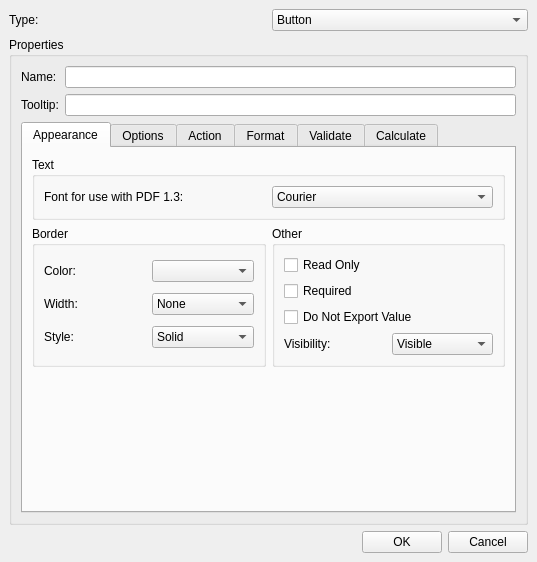
Qt form scribus/ui/annot.ui (scribusproject/scribus) before a commit.
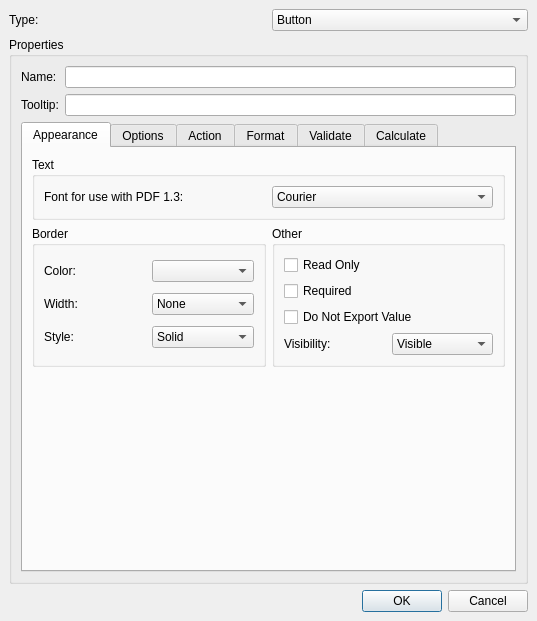
The same form after that commit. Custom widgets are drawn as their Qt base class.

Commit message: QDialogButtonBox migration: Annotations, master page dialog, move page, create range, multiple duplicate and item transform

What changed in the file:
```diff
--- a/scribus/ui/annot.ui
+++ b/scribus/ui/annot.ui
@@ -7,7 +7,7 @@
     <x>0</x>
     <y>0</y>
     <width>537</width>
-    <height>562</height>
+    <height>621</height>
    </rect>
   </property>
   <property name="windowTitle">
@@ -2256,35 +2256,11 @@
     </widget>
    </item>
    <item>
-    <layout class="QHBoxLayout" name="horizontalLayout_2">
-     <item>
-      <spacer name="horizontalSpacer">
-       <property name="orientation">
-        <enum>Qt::Horizontal</enum>
-       </property>
-       <property name="sizeHint" stdset="0">
-        <size>
-         <width>40</width>
-         <height>20</height>
-        </size>
-       </property>
-      </spacer>
-     </item>
-     <item>
-      <widget class="QPushButton" name="PushButton1">
-       <property name="text">
-        <string>OK</string>
-       </property>
-      </widget>
-     </item>
-     <item>
-      <widget class="QPushButton" name="PushButton2">
-       <property name="text">
-        <string>Cancel</string>
-       </property>
-      </widget>
-     </item>
-    </layout>
+    <widget class="QDialogButtonBox" name="buttonBox">
+     <property name="standardButtons">
+      <set>QDialogButtonBox::Cancel|QDialogButtonBox::Ok</set>
+     </property>
+    </widget>
    </item>
   </layout>
  </widget>
```
The commit also changes 13 other files.
